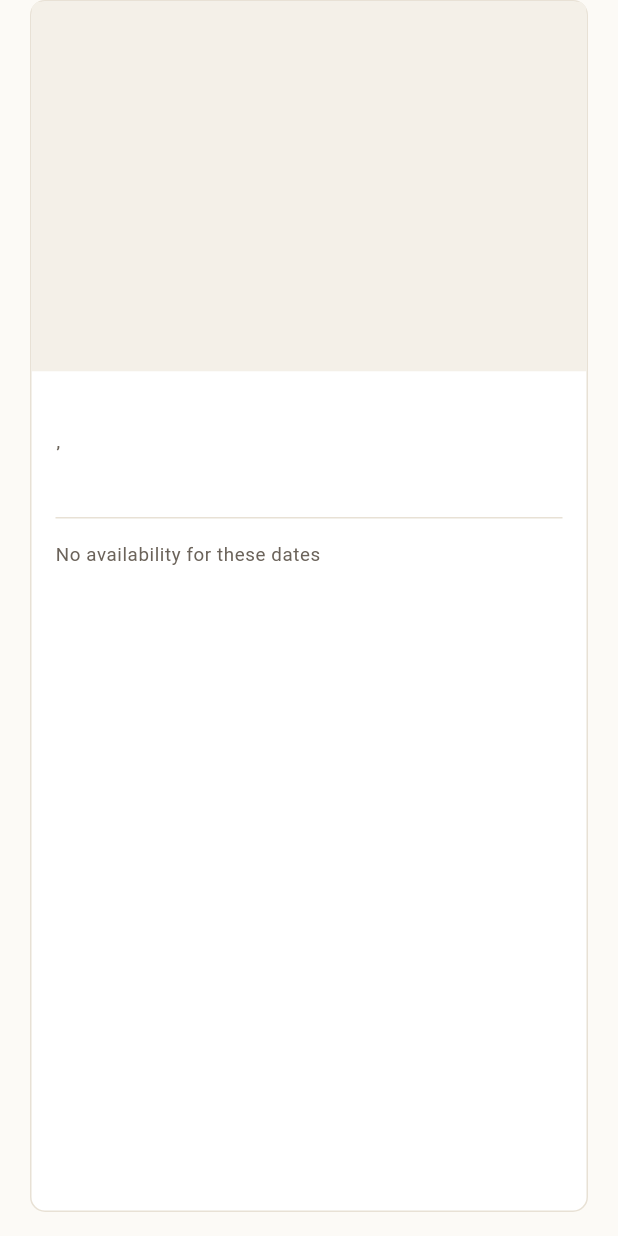
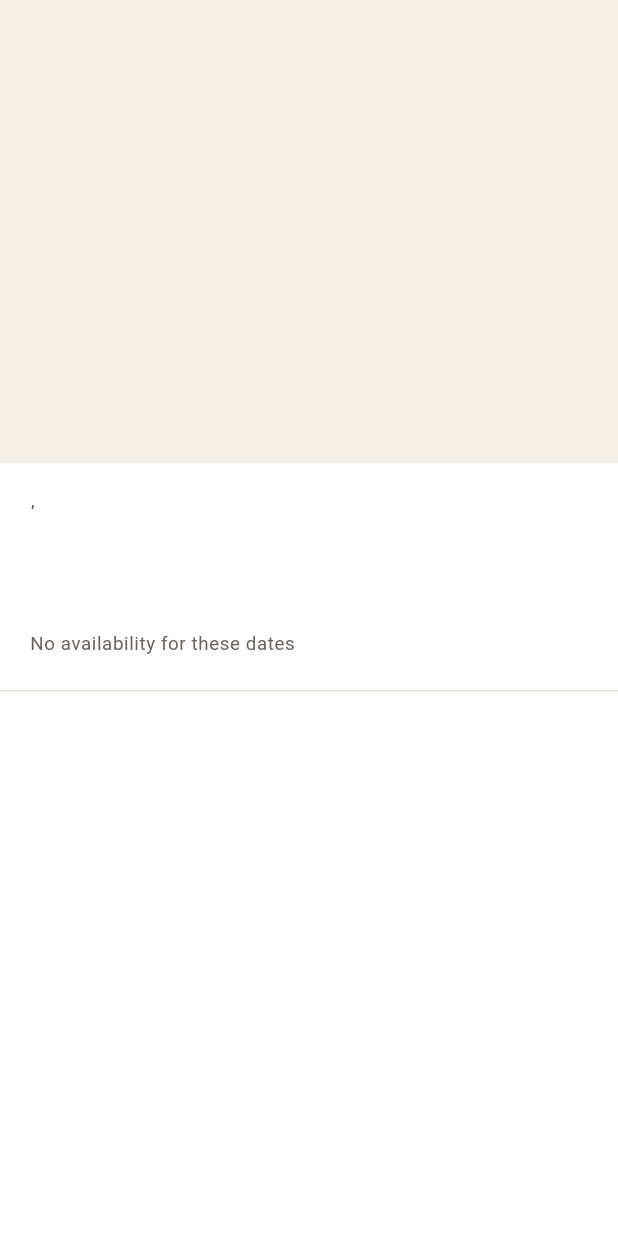
Before and after one commit to j-mary/luxe_stays, a Flutter app: the HotelCard widget shown alone on an empty page, opened directly with empty values, on a phone screen of 412 x 824 dp. Run offline on Flutter 3.47's test engine with Material 3 defaults, Android fonts, the phone set to English and light mode, and no system bars; our stand-ins replace cached_network_image, dio, flutter_riverpod, flutter_secure_storage, webview_flutter; accounts and stored records are empty; network calls fail.

Commit message:
style(search): lay the results out as a catalogue rather than a card grid
The hotel card loses its border and radius: the photograph now runs the full
width at 4:3, the type sits on the paper beneath it, and a hairline rule
separates one property from the next. A bordered rounded card put a frame
around every result and turned a list of twenty into twenty competing
objects; a rule turns it into a sequence.

Within the card, the location becomes a letterspaced overline, the property
name moves up to the display serif, and the nightly rate is the one figure
set large in the serif — it is what the guest came for. The member mark
becomes an ink plate with gold type set flush into the corner of the
photograph; flush rather than inset, because a floating pill reads as a
sticker laid over the picture.

The stay selector stops being a floating rounded card and becomes a
full-width block closed by a hairline, so the search sits on the same grid
as the results it produces. Its date and guest buttons get a field-style
label rather than the theme's tracked action style — they stand in for
inputs, and in the button voice the dates shouted louder than the search.

Also: the app bar becomes a letterspaced serif masthead separated by a rule
instead of an elevation shadow, the result count becomes a SectionHeading,
and the offer cards get the serif title and the squared geometry (with the
card height re-budgeted for the taller title so the summary still cannot
clip).

```diff
--- a/lib/features/search/widgets/hotel_card.dart
+++ b/lib/features/search/widgets/hotel_card.dart
@@ -1,5 +1,6 @@
 import 'package:flutter/material.dart';
 
+import '../../../app/theme.dart';
 import '../../../core/utils/money.dart';
 import '../../../data/hotel_repository.dart';
 import '../../../domain/media.dart';
@@ -13,9 +14,12 @@ import '../../../shared/widgets/media_image.dart';
 /// of the three can be missing and the card still renders — which is the
 /// visible consequence of the rule that content is never load-bearing.
 ///
-/// The photograph is the only saturated thing on the card. Everything else is
-/// type on a neutral surface with a hairline border, so a list of twenty reads
-/// as a catalogue rather than as twenty competing tiles.
+/// Laid out as a page in a catalogue rather than as a tile in a grid: the
+/// photograph runs the full width with no corner radius, the type sits on the
+/// paper beneath it, and a hairline rule separates one property from the next.
+/// A bordered rounded card would put a frame around every result and turn a
+/// list of twenty into twenty competing objects; a rule turns it into a
+/// sequence.
 class HotelCard extends StatelessWidget {
   const HotelCard({
     required this.result,
@@ -36,17 +40,8 @@ class HotelCard extends StatelessWidget {
     final bool hasMemberRate = result.bestMemberOffer != null;
     final MediaAsset? hero = result.hotel.heroImage;
 
-    return Padding(
-      padding: const EdgeInsets.fromLTRB(20, 0, 20, 16),
-      child: Container(
-        clipBehavior: Clip.antiAlias,
-        decoration: BoxDecoration(
+    return Material(
       color: colors.surface,
-          borderRadius: BorderRadius.circular(10),
-          border: Border.all(color: colors.outlineVariant),
-        ),
-        child: Material(
-          color: Colors.transparent,
       child: InkWell(
         onTap: onTap,
         child: Column(
@@ -55,7 +50,7 @@ class HotelCard extends StatelessWidget {
             Stack(
               children: <Widget>[
                 AspectRatio(
-                      aspectRatio: 3 / 2,
+                  aspectRatio: 4 / 3,
                   child: MediaImage(
                     asset: hero,
                     transform: MediaTransform.card,
@@ -63,43 +58,37 @@ class HotelCard extends StatelessWidget {
                   ),
                 ),
                 if (hasMemberRate)
-                      const Positioned(
-                        top: 12,
-                        left: 12,
-                        child: _MemberMark(),
-                      ),
+                  const Positioned(top: 0, left: 0, child: _MemberMark()),
               ],
             ),
             Padding(
-                  padding: const EdgeInsets.fromLTRB(16, 14, 16, 14),
+              padding: const EdgeInsets.fromLTRB(20, 18, 20, 22),
               child: Column(
                 crossAxisAlignment: CrossAxisAlignment.start,
                 children: <Widget>[
                   Row(
-                        crossAxisAlignment: CrossAxisAlignment.start,
                     children: <Widget>[
                       Expanded(
                         child: Text(
-                              result.hotel.name,
-                              style: theme.textTheme.titleMedium,
+                          result.hotel.locationLabel.toUpperCase(),
+                          style: theme.textTheme.labelSmall,
                           maxLines: 1,
                           overflow: TextOverflow.ellipsis,
                         ),
                       ),
                       const SizedBox(width: 10),
-                          Padding(
-                            padding: const EdgeInsets.only(top: 3),
-                            child: _Stars(count: result.hotel.starRating),
-                          ),
+                      _Stars(count: result.hotel.starRating),
                     ],
                   ),
-                      const SizedBox(height: 3),
+                  const SizedBox(height: 7),
                   Text(
-                        result.hotel.locationLabel.toUpperCase(),
-                        style: theme.textTheme.labelSmall,
+                    result.hotel.name,
+                    style: theme.textTheme.titleLarge,
+                    maxLines: 2,
+                    overflow: TextOverflow.ellipsis,
                   ),
                   if (result.hotel.editorial != null) ...<Widget>[
-                        const SizedBox(height: 10),
+                    const SizedBox(height: 9),
                     Text(
                       result.hotel.editorial!.headline,
                       style: theme.textTheme.bodySmall,
@@ -107,9 +96,7 @@ class HotelCard extends StatelessWidget {
                       overflow: TextOverflow.ellipsis,
                     ),
                   ],
-                      const SizedBox(height: 14),
-                      Divider(height: 1, color: colors.outlineVariant),
-                      const SizedBox(height: 14),
+                  const SizedBox(height: 18),
                   if (leadIn == null)
                     Text(
                       'No availability for these dates',
@@ -118,16 +105,14 @@ class HotelCard extends StatelessWidget {
                   else
                     _PriceRow(
                       offer: leadIn,
-                          onQuickAdd: onQuickAdd == null
-                              ? null
-                              : () => onQuickAdd!(leadIn),
+                      onQuickAdd:
+                          onQuickAdd == null ? null : () => onQuickAdd!(leadIn),
                     ),
                 ],
               ),
             ),
+            Divider(height: 1, thickness: 1, color: colors.outlineVariant),
           ],
-            ),
-          ),
         ),
       ),
     );
@@ -155,23 +140,26 @@ class _PriceRow extends StatelessWidget {
             crossAxisAlignment: CrossAxisAlignment.start,
             children: <Widget>[
               Text('FROM', style: theme.textTheme.labelSmall),
-              const SizedBox(height: 3),
+              const SizedBox(height: 4),
               Row(
                 crossAxisAlignment: CrossAxisAlignment.baseline,
                 textBaseline: TextBaseline.alphabetic,
                 children: <Widget>[
+                  // The price is the one number set in the display serif: it is
+                  // what the guest came for, and it is the only place on the
+                  // card where a figure earns that much weight.
                   Text(
                     offer.averageNightly.format(),
-                    style: theme.textTheme.titleLarge?.copyWith(fontSize: 21),
+                    style: theme.textTheme.headlineSmall,
                   ),
-                  const SizedBox(width: 5),
+                  const SizedBox(width: 6),
                   Text(
                     'per night',
                     style: theme.textTheme.bodySmall?.copyWith(fontSize: 12.5),
                   ),
                 ],
               ),
-              const SizedBox(height: 2),
+              const SizedBox(height: 3),
               Text(
                 '${offer.total.format()} total · $nights '
                 'night${nights == 1 ? '' : 's'}'
@@ -179,7 +167,7 @@ class _PriceRow extends StatelessWidget {
                 style: theme.textTheme.bodySmall?.copyWith(fontSize: 12.5),
               ),
               if (savings != null) ...<Widget>[
-                const SizedBox(height: 4),
+                const SizedBox(height: 5),
                 Text(
                   'Saves ${savings.format()} on the public rate',
                   style: theme.textTheme.labelMedium?.copyWith(
@@ -196,7 +184,7 @@ class _PriceRow extends StatelessWidget {
           OutlinedButton(
             onPressed: onQuickAdd,
             style: OutlinedButton.styleFrom(
-              minimumSize: const Size(76, 42),
+              minimumSize: const Size(84, 44),
               padding: const EdgeInsets.symmetric(horizontal: 16),
             ),
             child: const Text('Add'),
@@ -207,37 +195,36 @@ class _PriceRow extends StatelessWidget {
   }
 }
 
-/// Membership is marked, not shouted: a light plate over the photograph rather
-/// than a saturated pill, so it reads as a detail of the property rather than
-/// as an advertisement laid on top of it.
+/// Membership is marked, not shouted: a small ink plate set flush into the
+/// corner of the photograph, gold type on near-black. Flush rather than inset
+/// because a floating pill reads as a sticker laid over the picture, while a
+/// corner that meets both edges reads as part of the plate the picture is
+/// printed on.
 class _MemberMark extends StatelessWidget {
   const _MemberMark();
 
   @override
   Widget build(BuildContext context) {
     return DecoratedBox(
-      decoration: BoxDecoration(
-        color: const Color(0xF2FFFFFF),
-        borderRadius: BorderRadius.circular(4),
-      ),
+      decoration: BoxDecoration(color: AppTheme.plate.withAlpha(242)),
       child: const Padding(
-        padding: EdgeInsets.symmetric(horizontal: 8, vertical: 5),
+        padding: EdgeInsets.fromLTRB(12, 7, 13, 7),
         child: Row(
           mainAxisSize: MainAxisSize.min,
           children: <Widget>[
             Icon(
               Icons.workspace_premium_outlined,
               size: 12,
-              color: Color(0xFF9A7B4F),
+              color: AppTheme.plateGold,
             ),
-            SizedBox(width: 5),
+            SizedBox(width: 6),
             Text(
               'MEMBER RATE',
               style: TextStyle(
-                fontSize: 10,
+                fontSize: 9.5,
                 fontWeight: FontWeight.w700,
-                letterSpacing: 0.8,
-                color: Color(0xFF14201B),
+                letterSpacing: 1.4,
+                color: AppTheme.plateGold,
               ),
             ),
           ],
@@ -259,10 +246,10 @@ class _Stars extends StatelessWidget {
       children: List<Widget>.generate(
         count.clamp(0, 5).toInt(),
         (int _) => Padding(
-          padding: const EdgeInsets.only(left: 1),
+          padding: const EdgeInsets.only(left: 2),
           child: Icon(
             Icons.star_rounded,
-            size: 12,
+            size: 11,
             color: Theme.of(context).colorScheme.secondary,
           ),
         ),
```
Also changed, not shown: lib/features/search/search_screen.dart (+24 -8 lines), lib/features/search/widgets/offers_strip.dart (+22 -28 lines), lib/features/search/widgets/stay_selector.dart (+43 -17 lines). Lines whose indentation alone changed are shown as unchanged.
